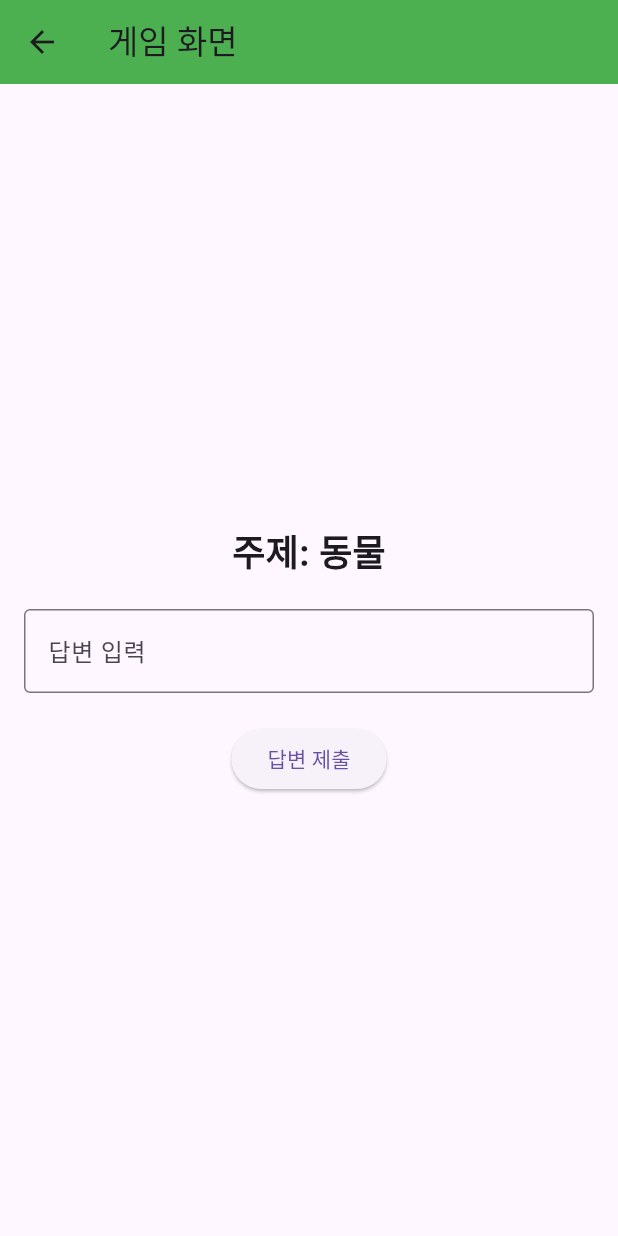
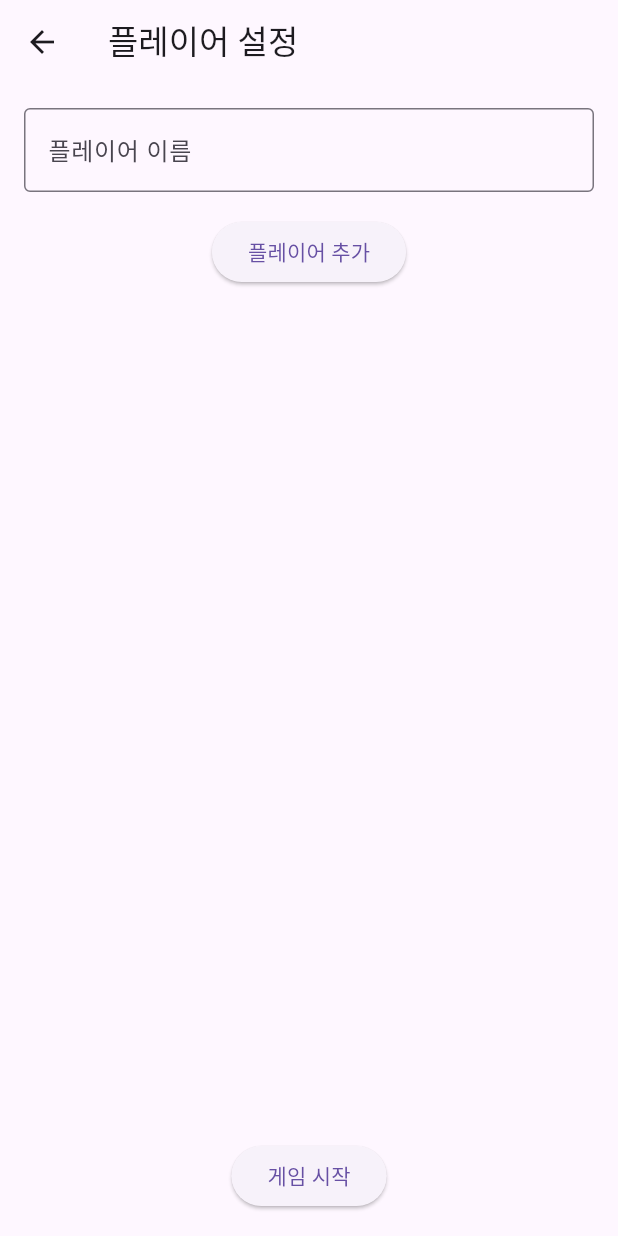
Before and after one commit to StWiz-code/liar_game_app, a Flutter app: the screen it shows after launch, after a tap on "게임 시작", on a phone screen of 412 x 824 dp. Run offline on Flutter 3.47's test engine with Material 3 defaults, Android fonts, the phone set to English and light mode, and no system bars.

```diff
--- /dev/null
+++ b/lib/game_session.dart
@@ -0,0 +1,50 @@
+import 'dart:math';
+
+class GameSession {
+  final List<String> players;
+  final String liar;
+  final String topic;
+  final String word;
+  int currentPlayerIndex;
+  final Map<String, String> descriptions;
+
+  // 생성자(Constructor) 수정: this.word 할당 방식 변경
+  GameSession({required this.players})
+      : liar = players[Random().nextInt(players.length)],
+        topic = _wordList.keys.elementAt(Random().nextInt(_wordList.length)),
+        // word는 final이므로 생성자 본문에서 할당할 수 없어 초기화 리스트에서 처리해야 함.
+        // topic을 먼저 정하고, 그 topic을 이용해 word를 초기화.
+        word = _getWordForTopic(_wordList.keys.elementAt(Random().nextInt(_wordList.length))),
+        currentPlayerIndex = 0,
+        descriptions = {} {
+    // 생성자 초기화 리스트에서 이미 topic과 word가 결정되었으므로
+    // 여기서 재할당할 필요가 없습니다. 하지만 word가 topic에 맞게 설정되도록
+    // 생성자 로직을 수정했습니다. 위 방식이 더 안정적입니다.
+  }
+
+  // topic에 맞는 word를 가져오는 static helper 함수
+  static String _getWordForTopic(String topic) {
+    final words = _wordList[topic]!;
+    return words[Random().nextInt(words.length)];
+  }
+
+  // 생성자(Constructor) 초기 버전 - 이 코드는 오류가 있을 수 있습니다.
+  // GameSession({required this.players})
+  //     : liar = players[Random().nextInt(players.length)],
+  //       topic = _wordList.keys.elementAt(Random().nextInt(_wordList.length)),
+  //       word = '', // word는 topic이 정해진 후 할당됩니다.
+  //       currentPlayerIndex = 0,
+  //       descriptions = {} {
+  //   // topic에 해당하는 word를 할당합니다.
+  //   (this as dynamic).word = _wordList[topic]![Random().nextInt(_wordList[topic]!.length)];
+  // }
+}
+
+
+// 샘플 단어 리스트. 나중에 GPT 연동으로 대체할 수 있습니다.
+const Map<String, List<String>> _wordList = {
+  '동물': ['코끼리', '호랑이', '기린', '사자', '돌고래'],
+  '과일': ['사과', '바나나', '딸기', '수박', '포도'],
+  '스포츠': ['축구', '야구', '농구', '배구', '수영'],
+  '직업': ['의사', '교사', '개발자', '소방관', '경찰'],
+};
--- a/lib/main.dart
+++ b/lib/main.dart
@@ -1,39 +1,45 @@
 import 'package:flutter/material.dart';
-import 'package:flutter/foundation.dart';
-import 'game_screen.dart'; // 새 화면 임포트
+import 'game_screen.dart';
+import 'player_setup_screen.dart';
+import 'role_check_screen.dart';
 
 void main() {
-  runApp(const MyApp());
+  runApp(const LiarGameApp());
 }
 
-class MyApp extends StatelessWidget {
-  const MyApp({Key? key}) : super(key: key);
+class LiarGameApp extends StatelessWidget {
+  const LiarGameApp({super.key});
 
   @override
   Widget build(BuildContext context) {
     return MaterialApp(
-      home: const HomeScreen(), // 홈 화면 분리
+      title: '라이어 게임',
+      initialRoute: '/',
+      routes: {
+        // StatelessWidget은 const로 선언할 수 있습니다.
+        '/': (context) => const HomeScreen(),
+        // 아래 StatefulWidget들은 const로 선언할 수 없으므로 const를 제거했습니다.
+        '/player_setup': (context) => PlayerSetupScreen(),
+        '/role_check': (context) => RoleCheckScreen(),
+        '/game': (context) => GameScreen(),
+      },
     );
   }
 }
 
 class HomeScreen extends StatelessWidget {
-  const HomeScreen({Key? key}) : super(key: key);
+  const HomeScreen({super.key});
 
   @override
   Widget build(BuildContext context) {
     return Scaffold(
-      appBar: AppBar(title: const Text('라이어 게임'), backgroundColor: Colors.blue),
+      appBar: AppBar(title: const Text('라이어 게임')),
       body: Center(
         child: ElevatedButton(
+          onPressed: () {
+            Navigator.pushNamed(context, '/player_setup');
+          },
           child: const Text('게임 시작'),
-          onPressed: () {
-            debugPrint('게임 시작 버튼 눌림!');
-            Navigator.push(
-              context,
-              MaterialPageRoute(builder: (context) => const GameScreen()),
-            ); // 게임 화면으로 이동
-          },
         ),
       ),
     );
--- /dev/null
+++ b/lib/player_setup_screen.dart
@@ -0,0 +1,106 @@
+import 'package:flutter/material.dart';
+import 'game_session.dart';
+
+class PlayerSetupScreen extends StatefulWidget {
+  // const 생성자가 아니므로 super.key를 전달하는 방식으로 변경합니다.
+  PlayerSetupScreen({super.key});
+
+  @override
+  _PlayerSetupScreenState createState() => _PlayerSetupScreenState();
+}
+
+class _PlayerSetupScreenState extends State<PlayerSetupScreen> {
+  final TextEditingController _controller = TextEditingController();
+  final List<String> _players = [];
+  String _errorMessage = '';
+
+  void _addPlayer() {
+    final playerName = _controller.text.trim();
+    if (playerName.isEmpty) {
+      setState(() {
+        _errorMessage = '이름을 입력해주세요!';
+      });
+      return;
+    }
+    if (_players.contains(playerName)) {
+      setState(() {
+        _errorMessage = '이미 존재하는 이름입니다!';
+      });
+      return;
+    }
+    setState(() {
+      _players.add(playerName);
+      _controller.clear();
+      _errorMessage = '';
+    });
+  }
+
+  void _startGame() {
+    if (_players.length < 3) {
+      setState(() {
+        _errorMessage = '최소 3명의 플레이어가 필요합니다!';
+      });
+      return;
+    }
+
+    final gameSession = GameSession(players: _players);
+    Navigator.pushNamed(
+      context,
+      '/role_check',
+      arguments: gameSession,
+    );
+  }
+
+  @override
+  Widget build(BuildContext context) {
+    return Scaffold(
+      appBar: AppBar(title: const Text('플레이어 설정')),
+      body: Padding(
+        padding: const EdgeInsets.all(16.0),
+        child: Column(
+          children: [
+            TextField(
+              controller: _controller,
+              decoration: InputDecoration(
+                labelText: '플레이어 이름',
+                border: const OutlineInputBorder(),
+                errorText: _errorMessage.isEmpty ? null : _errorMessage,
+              ),
+              textInputAction: TextInputAction.done,
+              onSubmitted: (_) => _addPlayer(),
+            ),
+            const SizedBox(height: 16),
+            ElevatedButton(
+              onPressed: _addPlayer,
+              child: const Text('플레이어 추가'),
+            ),
+            const SizedBox(height: 16),
+            Expanded(
+              child: ListView.builder(
+                itemCount: _players.length,
+                itemBuilder: (context, index) {
+                  return ListTile(
+                    title: Text(_players[index]),
+                    trailing: IconButton(
+                      icon: const Icon(Icons.delete),
+                      onPressed: () {
+                        setState(() {
+                          _players.removeAt(index);
+                          _errorMessage = '';
+                        });
+                      },
+                    ),
+                  );
+                },
+              ),
+            ),
+            ElevatedButton(
+              onPressed: _startGame,
+              child: const Text('게임 시작'),
+            ),
+          ],
+        ),
+      ),
+    );
+  }
+}
```
Also changed, not shown: lib/game_screen.dart (+116 -29 lines), lib/role_check_screen.dart (added, +137 -0 lines).
